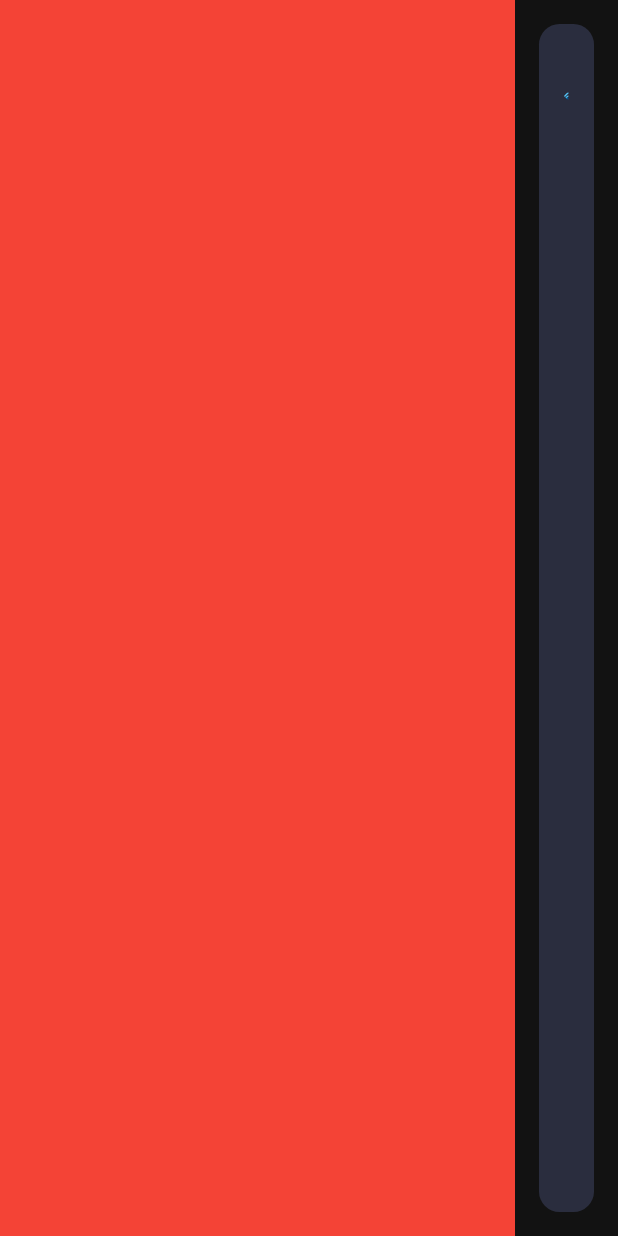
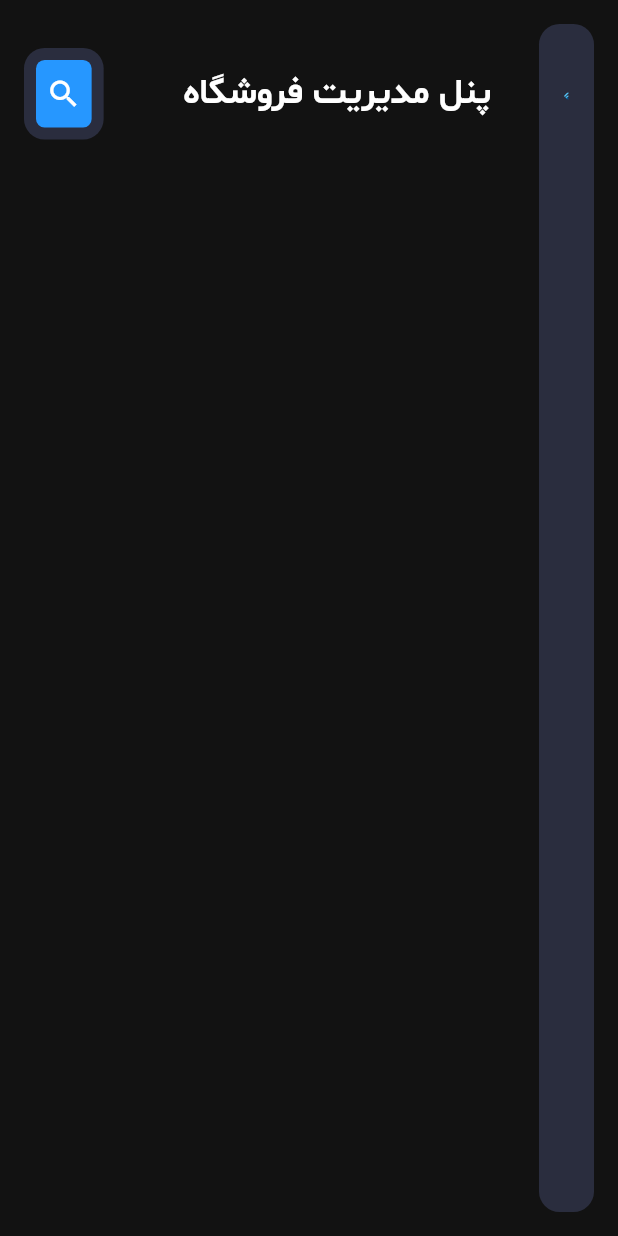
Before and after one commit to mohammad-dehghanifard/flutter_admin_panel, a Flutter app: the screen it shows after launch, on a phone screen of 412 x 824 dp. Run offline on Flutter 3.47's test engine with Material 3 defaults, Android fonts, the light colour scheme and no system bars; our stand-ins replace flutter_screenutil, flutter_svg, get.

Commit message:
impl AppTextField custom widget

```diff
--- a/lib/core/resources/theme_manager.dart
+++ b/lib/core/resources/theme_manager.dart
@@ -11,7 +11,8 @@ class ThemeManager {
     ),
     textTheme:  TextTheme(
       bodyMedium: const TextStyle(fontSize: 14),
-      bodySmall: TextStyle(fontSize: 12,fontWeight: FontWeight.w300)
+      bodySmall: TextStyle(fontSize: 12,fontWeight: FontWeight.w300),
+      titleMedium: TextStyle(fontSize: 24,fontWeight: FontWeight.w700)
     )
   );
 }
--- /dev/null
+++ b/lib/core/widgets/app_text_fields.dart
@@ -0,0 +1,37 @@
+import 'package:flutter/material.dart';
+import 'package:flutter_admin_panel/core/resources/constants.dart';
+import 'package:get/get.dart';
+
+class AppTextField extends StatelessWidget {
+  const AppTextField({
+    super.key,
+  });
+
+  @override
+  Widget build(BuildContext context) {
+    return TextFormField(
+      decoration: InputDecoration(
+          filled: true,
+          fillColor: context.theme.colorScheme.secondary,
+          suffixIcon: Container(
+            margin: const EdgeInsets.all(8),
+            width: 45,
+            height: 45,
+            decoration: BoxDecoration(
+                borderRadius: BorderRadius.circular(defaultRadius - 8),
+                color: context.theme.colorScheme.primary
+            ),
+            child: const Icon(Icons.search),
+          ),
+          enabledBorder: OutlineInputBorder(
+              borderRadius: BorderRadius.circular(defaultRadius),
+              borderSide: BorderSide.none
+          ),
+          focusedBorder: OutlineInputBorder(
+              borderRadius: BorderRadius.circular(defaultRadius),
+              borderSide: BorderSide.none
+          )
+      ),
+    );
+  }
+}
--- a/lib/modules/main/pages/main_page.dart
+++ b/lib/modules/main/pages/main_page.dart
@@ -1,5 +1,9 @@
+import 'package:flutter/cupertino.dart';
 import 'package:flutter/material.dart';
+import 'package:flutter_admin_panel/core/resources/constants.dart';
+import 'package:flutter_admin_panel/core/widgets/app_text_fields.dart';
 import 'package:flutter_admin_panel/modules/main/widgets/drawer_widget.dart';
+import 'package:get/get.dart';
 
 
 class MainPage extends StatelessWidget {
@@ -16,8 +20,29 @@ class MainPage extends StatelessWidget {
             // main card
             Expanded(
               flex: 5,
-                child: Container(
-                  color: Colors.red,
+                child: Padding(
+                  padding: const EdgeInsets.symmetric(horizontal: defaultPadding,vertical: defaultPadding * 2),
+                  child: Column(
+                    children: [
+                      // Header
+                      Row(
+                        children: [
+                          // title
+                          Text("پنل مدیریت فروشگاه",style: context.textTheme.titleMedium),
+                          const Spacer(),
+                          Expanded(
+                            child: AppTextField(),
+                          )
+                        ],
+                      ),
+                      Container(
+                        decoration: BoxDecoration(
+                            color: context.theme.colorScheme.secondary,
+                            borderRadius: BorderRadius.circular(defaultRadius)
+                        ),
+                      )
+                    ],
+                  ),
                 )
             ),
           ],
--- a/lib/modules/main/widgets/drawer_item.dart
+++ b/lib/modules/main/widgets/drawer_item.dart
@@ -19,7 +19,7 @@ class DrawerItem extends StatelessWidget {
         style: context.theme.textTheme.bodySmall,
 
       ),
-      horizontalTitleGap: 0,
+      horizontalTitleGap: 4,
       leading: SvgPicture.asset(
         svgPath,
         height: 16,
--- a/lib/modules/main/widgets/drawer_widget.dart
+++ b/lib/modules/main/widgets/drawer_widget.dart
@@ -1,6 +1,7 @@
 import 'package:flutter/material.dart';
 import 'package:flutter_admin_panel/core/resources/assets_path.dart';
 import 'package:flutter_admin_panel/core/resources/constants.dart';
+import 'package:flutter_screenutil/flutter_screenutil.dart';
 import 'package:get/get.dart';
 
 import 'drawer_item.dart';
@@ -74,6 +75,7 @@ class DrawerWidget extends StatelessWidget {
             const FlutterLogo(
               size: 64,
             ),
+            SizedBox(height: 32.h),
             Column(
               children: List.generate(
                   items.length,
```
